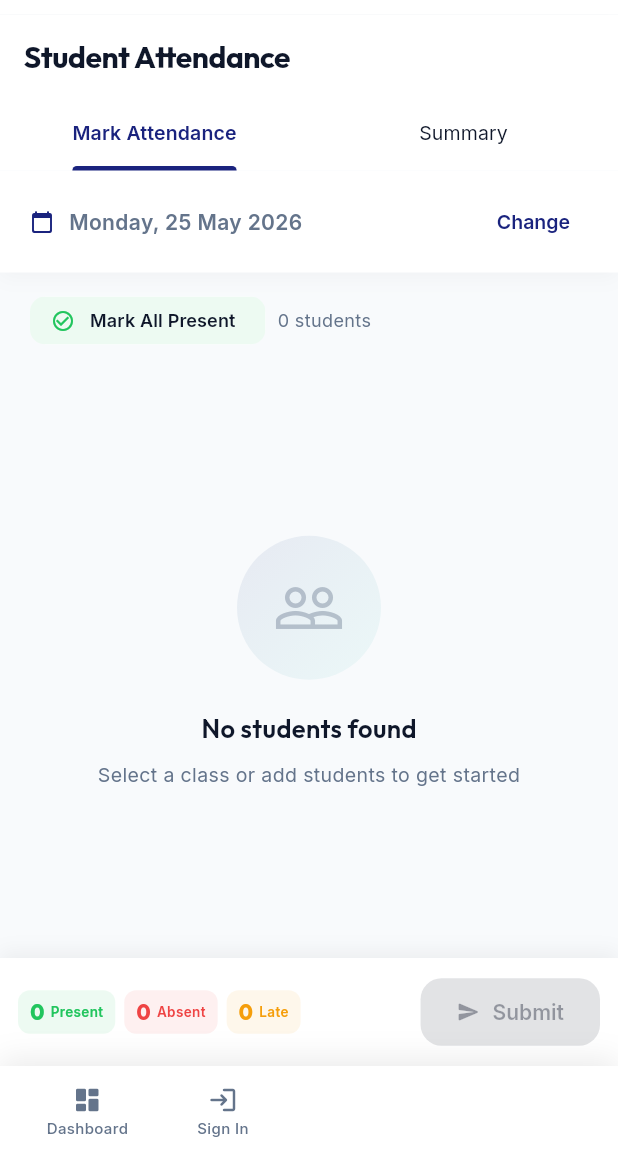
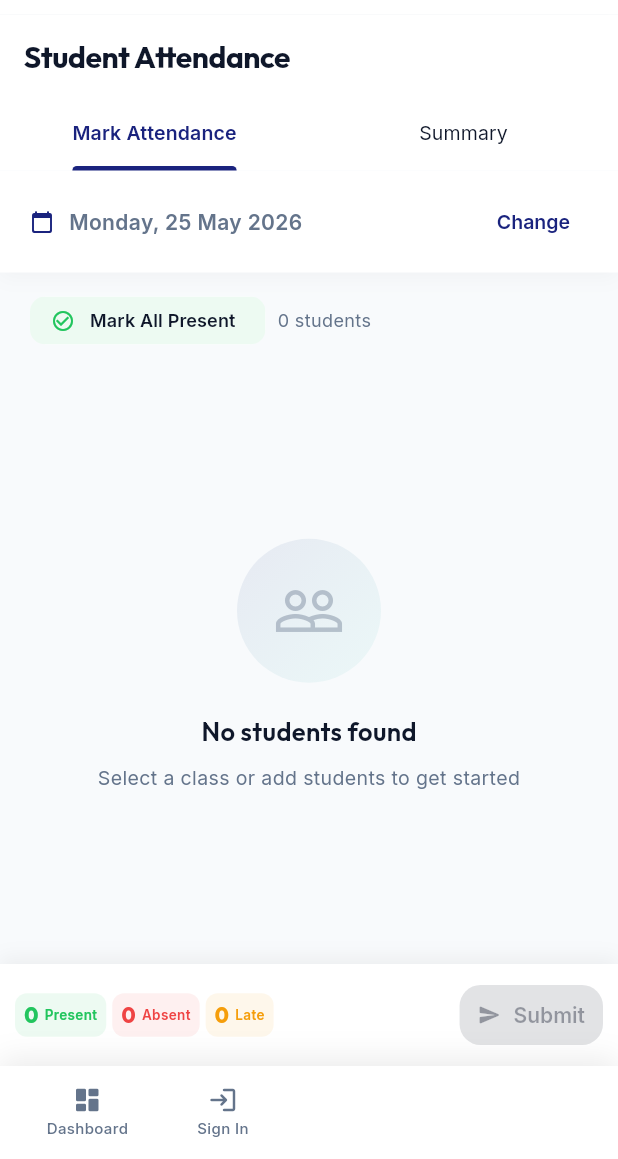
Before and after one commit to ramakotaiahmotupalli989-commits/olms_frontend, a Flutter app: the TeacherAttendancePage screen opened by its route, on a phone screen of 412 x 824 dp, the part 77-1236 px from its top. Run offline on Flutter 3.47's test engine with Material 3 defaults, Android fonts, the phone set to English and light mode, and no system bars; our stand-ins replace chewie, dio, fl_chart, flutter_riverpod, flutter_secure_storage, go_router and 3 more; accounts and stored records are empty; network calls fail.

Commit message:
fix: resolve student onboarding dropdown assertion crash, video modal overflow, and attendance page bottom bar overflow

```diff
--- a/lib/features/teacher/view/teacher_attendance_page.dart
+++ b/lib/features/teacher/view/teacher_attendance_page.dart
@@ -465,22 +465,27 @@ class _TeacherAttendancePageState extends State<TeacherAttendancePage>
     int late = _attendanceStatus.values.where((v) => v == 'late').length;
 
     return Container(
-      padding: const EdgeInsets.symmetric(horizontal: 12, vertical: 12),
+      padding: const EdgeInsets.symmetric(horizontal: 10, vertical: 10),
       decoration: BoxDecoration(
         color: Colors.white,
         boxShadow: [BoxShadow(color: Colors.black.withValues(alpha: 0.05), blurRadius: 10, offset: const Offset(0, -4))],
       ),
       child: SafeArea(
+        left: false,
+        right: false,
         child: Row(
           children: [
             _summaryChip('Present', present, AppColors.success),
-            const SizedBox(width: 6),
+            const SizedBox(width: 4),
             _summaryChip('Absent', absent, AppColors.error),
-            const SizedBox(width: 6),
+            const SizedBox(width: 4),
             _summaryChip('Late', late, AppColors.warning),
             const Spacer(),
             ElevatedButton.icon(
               onPressed: _saving || _students.isEmpty ? null : _saveAttendance,
+              style: ElevatedButton.styleFrom(
+                padding: const EdgeInsets.symmetric(horizontal: 12, vertical: 8),
+              ),
               icon: _saving
                   ? const SizedBox(width: 16, height: 16, child: CircularProgressIndicator(strokeWidth: 2, color: Colors.white))
                   : const Icon(Icons.send_rounded, size: 16),
@@ -494,7 +499,7 @@ class _TeacherAttendancePageState extends State<TeacherAttendancePage>
 
   Widget _summaryChip(String label, int count, Color color) {
     return Container(
-      padding: const EdgeInsets.symmetric(horizontal: 8, vertical: 4),
+      padding: const EdgeInsets.symmetric(horizontal: 6, vertical: 4),
       decoration: BoxDecoration(
         color: color.withValues(alpha: 0.08),
         borderRadius: BorderRadius.circular(8),
```
Also changed, not shown: lib/features/super_admin/view/cms_management_page.dart (+3 -4 lines), lib/features/teacher/view/class_roster_page.dart (+39 -9 lines).
